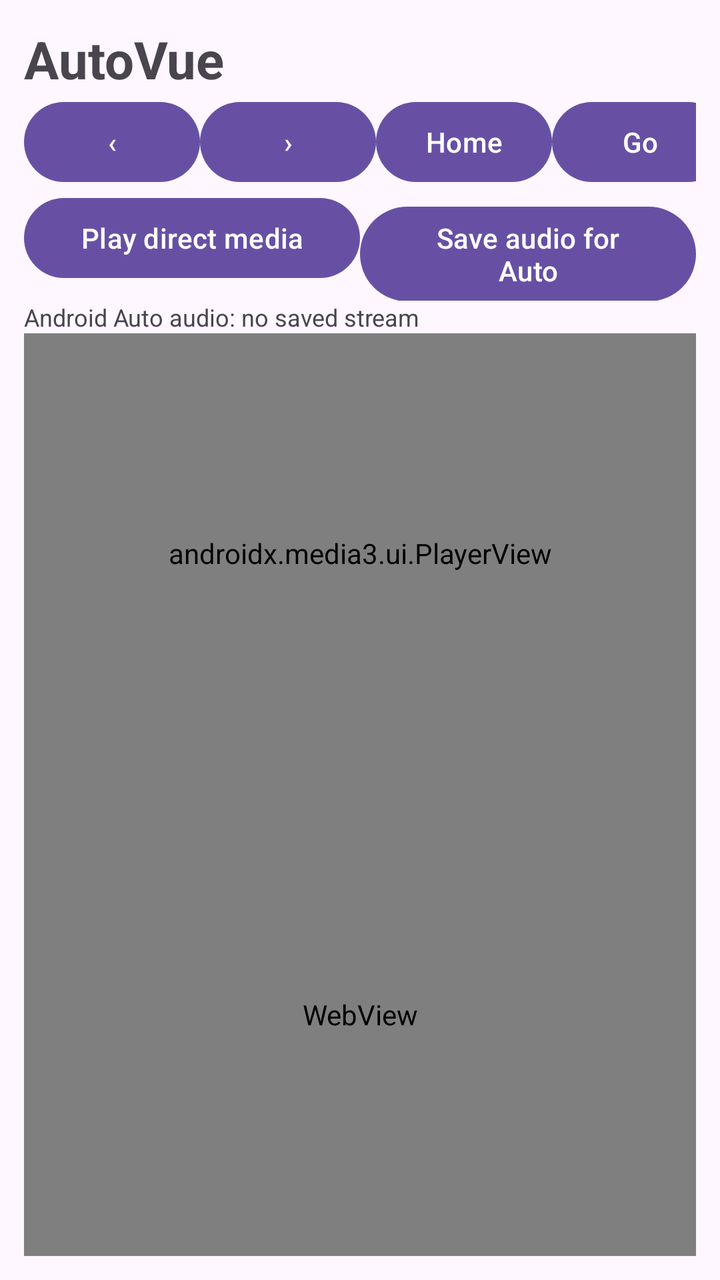
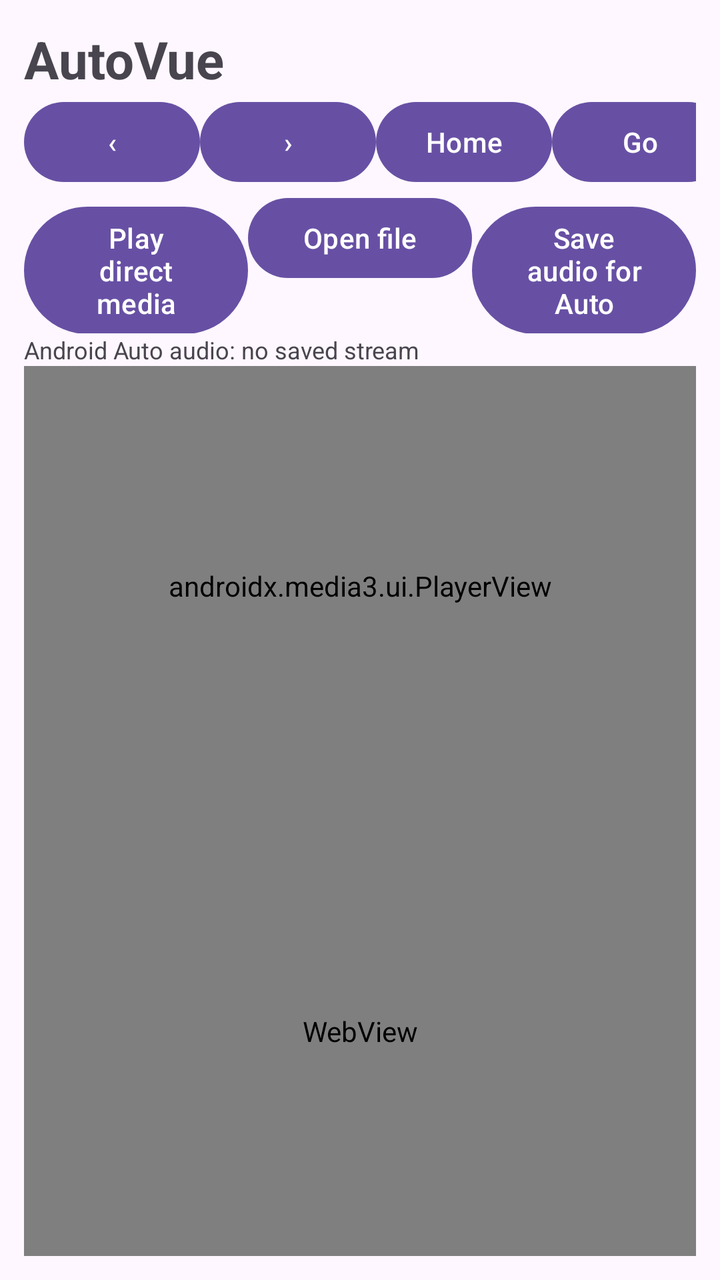

The first picture is an Android layout as it rendered before a commit; the second is the same layout after the commit. The layout source and the unified diff follow.
<!-- AndroidManifest.xml: application theme Theme.AutoVue -->
<!-- res/layout/activity_main.xml -->
<?xml version="1.0" encoding="utf-8"?>
<FrameLayout xmlns:android="http://schemas.android.com/apk/res/android"
    android:layout_width="match_parent"
    android:layout_height="match_parent">

    <LinearLayout
        android:id="@+id/mainUi"
        android:layout_width="match_parent"
        android:layout_height="match_parent"
        android:orientation="vertical"
        android:padding="12dp">

        <TextView
            android:layout_width="wrap_content"
            android:layout_height="wrap_content"
            android:text="AutoVue"
            android:textSize="26sp"
            android:textStyle="bold"/>

        <LinearLayout
            android:layout_width="match_parent"
            android:layout_height="wrap_content"
            android:orientation="horizontal">

            <Button
                android:id="@+id/back"
                android:layout_width="wrap_content"
                android:layout_height="wrap_content"
                android:text="‹"/>

            <Button
                android:id="@+id/forward"
                android:layout_width="wrap_content"
                android:layout_height="wrap_content"
                android:text="›"/>

            <Button
                android:id="@+id/home"
                android:layout_width="wrap_content"
                android:layout_height="wrap_content"
                android:text="Home"/>

            <EditText
                android:id="@+id/url"
                android:layout_width="0dp"
                android:layout_weight="1"
                android:layout_height="wrap_content"
                android:singleLine="true"
                android:hint="Web or direct media URL"
                android:imeOptions="actionGo"
                android:inputType="textUri"/>

            <Button
                android:id="@+id/go"
                android:layout_width="wrap_content"
                android:layout_height="wrap_content"
                android:text="Go"/>
        </LinearLayout>

        <LinearLayout
            android:layout_width="match_parent"
            android:layout_height="wrap_content"
            android:orientation="horizontal">

            <Button
                android:id="@+id/playDirect"
                android:layout_width="0dp"
                android:layout_weight="1"
                android:layout_height="wrap_content"
                android:text="Play direct media"/>

            <Button
                android:id="@+id/saveForCar"
                android:layout_width="0dp"
                android:layout_weight="1"
                android:layout_height="wrap_content"
                android:text="Save audio for Auto"/>
        </LinearLayout>

        <TextView
            android:id="@+id/carStatus"
            android:layout_width="match_parent"
            android:layout_height="wrap_content"
            android:text="Android Auto audio: no saved stream"
            android:textSize="12sp"/>

        <androidx.media3.ui.PlayerView
            android:id="@+id/player"
            android:layout_width="match_parent"
            android:layout_height="220dp"/>

        <WebView
            android:id="@+id/web"
            android:layout_width="match_parent"
            android:layout_height="0dp"
            android:layout_weight="1"/>
    </LinearLayout>

    <FrameLayout
        android:id="@+id/fullscreenContainer"
        android:layout_width="match_parent"
        android:layout_height="match_parent"
        android:background="#000000"
        android:visibility="gone"/>
</FrameLayout>
<!-- resources referenced by this layout -->
<resources>
  <style name="Theme.AutoVue" parent="Theme.Material3.DayNight.NoActionBar" />
</resources>

<!-- the commit's change to res/layout/activity_main.xml (unified diff, before → after) -->
@@ -70,6 +70,13 @@
                 android:text="Play direct media"/>
 
             <Button
+                android:id="@+id/openFile"
+                android:layout_width="0dp"
+                android:layout_weight="1"
+                android:layout_height="wrap_content"
+                android:text="Open file"/>
+
+            <Button
                 android:id="@+id/saveForCar"
                 android:layout_width="0dp"
                 android:layout_weight="1"
